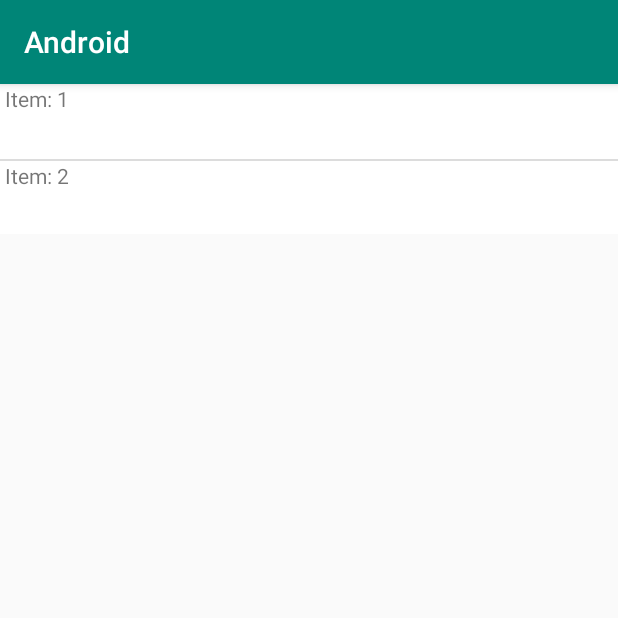
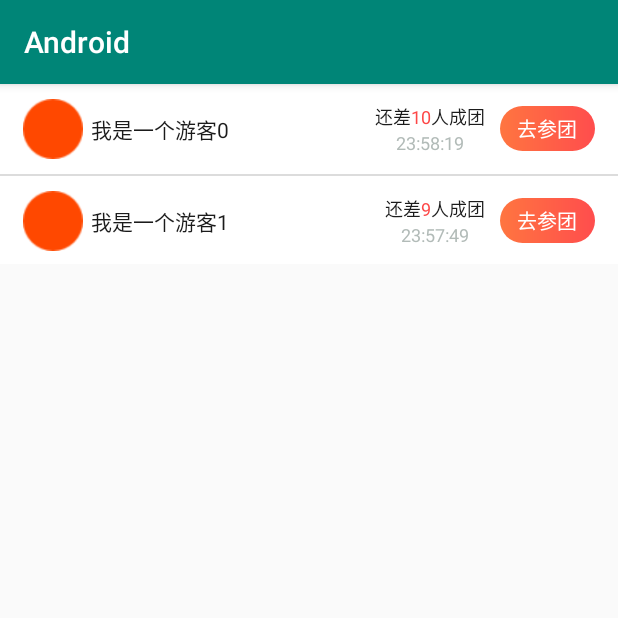
Before and after one commit to hughcoder/AndroidBasis, an Android app: the LooperActivity screen opened directly, with no data from a screen before it, on a phone screen of 412 x 824 dp, the top half of it. Run offline under Robolectric (Android 15) with nearby library versions, the light colour scheme and no system bars.

Commit message:
feat:增加循环滚动

```diff
--- a/app/src/main/java/com/hugh/basis/rvlooper/AutoPollAdapter.java
+++ b/app/src/main/java/com/hugh/basis/rvlooper/AutoPollAdapter.java
@@ -1,48 +1,158 @@
 package com.hugh.basis.rvlooper;
 
+import android.app.Activity;
+import android.graphics.Color;
+import android.os.CountDownTimer;
 import android.support.v7.widget.RecyclerView;
+import android.text.SpannableString;
+import android.text.Spanned;
+import android.text.style.ForegroundColorSpan;
 import android.view.LayoutInflater;
 import android.view.View;
 import android.view.ViewGroup;
+import android.widget.ImageView;
+import android.widget.LinearLayout;
 import android.widget.TextView;
 
+
 import com.hugh.basis.R;
+import com.hugh.basis.rvlooper.bean.GroupBookingEntity;
 
+import java.util.ArrayList;
+import java.util.HashMap;
 import java.util.List;
+import java.util.Map;
+
 
 /**
  * Created by chenyw on 2019-08-15.
  */
 public class AutoPollAdapter extends RecyclerView.Adapter<AutoPollAdapter.BaseViewHolder> {
-    private final List<String> mData;
+    HashMap<String, CountDownTimer> timerMap = new HashMap<>();
+    ArrayList<String> timerKeyList = new ArrayList<>();
+    private List<GroupBookingEntity> mData;
 
-    public AutoPollAdapter(List<String> list) {
+
+    public AutoPollAdapter(List<GroupBookingEntity> list) {
         this.mData = list;
     }
 
     @Override
     public BaseViewHolder onCreateViewHolder(ViewGroup parent, int viewType) {
-        View view = LayoutInflater.from(parent.getContext()).inflate(R.layout.item_auto_poll, parent, false);
+        View view = LayoutInflater.from(parent.getContext()).inflate(R.layout.item_group_booking_vh, parent, false);
         BaseViewHolder holder = new BaseViewHolder(view);
         return holder;
     }
 
     @Override
-    public void onBindViewHolder(BaseViewHolder holder, int position) {
-        String data = mData.get(position % mData.size());
-        holder.tv.setText(data);
+    public void onBindViewHolder(final BaseViewHolder holder, final int position) {
+        final GroupBookingEntity data = mData.get(position % mData.size());
+        holder.mTvName.setText(data.nickname);
+        String allPeople = data.collage_people;
+        String nowPeople = data.now_people;
+        int leavePeople = Integer.valueOf(allPeople) - Integer.valueOf(nowPeople);
+        long currenTime = Long.parseLong(data.current_time);
+        long endTime = Long.parseLong(data.end_time);
+        long seconds = endTime - currenTime;
+        final String mCollageId = data.id;
+
+        holder.mLayoutGoGourp.setOnClickListener(new View.OnClickListener() {
+            @Override
+            public void onClick(View v) {
+                //去参团
+            }
+        });
+        SpannableString spannableString = new SpannableString("还差" + leavePeople + "人成团");
+        spannableString.setSpan(new ForegroundColorSpan(Color.parseColor("#FFFD4747")), 2, spannableString.length() - 3, Spanned.SPAN_EXCLUSIVE_EXCLUSIVE);
+
+        holder.mTvleaveMembers.setText(spannableString);
+        String id = data.id;
+        if (!timerKeyList.contains(id)) {
+            timerKeyList.add(id);
+        }
+
+        // -----一开始初始化数据
+
+        if (holder.countDownTimer != null) {
+            holder.countDownTimer.cancel();
+        }
+        holder.countDownTimer = new CountDownTimer(seconds * 1000, 1000) {
+            public void onTick(long l) {
+                holder.mTvCountDown.setText(getTimeStr(l));
+            }
+
+            public void onFinish() {
+                //倒计时结束
+//                holder.timeTv.setText("00:00");
+            }
+        }.start();
+        timerMap.put(id, holder.countDownTimer);
     }
+
+    private String getTimeStr(long l) {
+        long day = l / (1000 * 24 * 60 * 60); //单位天
+        long hour = (l - day * (1000 * 24 * 60 * 60)) / (1000 * 60 * 60); //单位时
+        long minute = (l - day * (1000 * 24 * 60 * 60) - hour * (1000 * 60 * 60)) / (1000 * 60); //单位分
+        long second = (l - day * (1000 * 24 * 60 * 60) - hour * (1000 * 60 * 60) - minute * (1000 * 60)) / 1000;//单位秒
+
+        String hourStr = String.valueOf(hour);
+        if (hourStr.length() == 1) {
+            hourStr = "0" + hourStr;
+        }
+        String minStr = String.valueOf(minute);
+        if (minStr.length() == 1) {
+            minStr = "0" + minStr;
+        }
+        String secondStr = String.valueOf(second);
+        if (secondStr.length() == 1) {
+            secondStr = "0" + secondStr;
+        }
+        //如果day为0的时候天不显示
+        if (day == 0) {
+            return hourStr + ":" + minStr + ":" + secondStr;
+        } else {
+            return day + "天" + " " + hourStr + ":" + minStr + ":" + secondStr;
+        }
+    }
+
 
     @Override
     public int getItemCount() {
         return Integer.MAX_VALUE;
     }
 
-    class BaseViewHolder extends RecyclerView.ViewHolder{
-        TextView tv;
-        public BaseViewHolder(View itemView) {
-            super(itemView);
-            tv = itemView.findViewById(R.id.tv_content);
+
+    public void onDestroy() {
+        for (int i = 0; i < timerKeyList.size(); i++) {
+            if (timerKeyList.get(i) != null) {
+                if (timerMap.get(timerKeyList.get(i)) != null) {
+                    CountDownTimer timer = timerMap.get(timerKeyList.get(i));
+                    if (timer != null) {
+                        timer.cancel();
+                    }
+                }
+            }
         }
     }
+
+
+    class BaseViewHolder extends RecyclerView.ViewHolder {
+        private TextView mTvCountDown;
+        private ImageView mIvAvator;
+        private TextView mTvName;
+        private TextView mTvleaveMembers;
+        private LinearLayout mLayoutGoGourp;
+        private CountDownTimer countDownTimer;
+
+        public BaseViewHolder(View view) {
+            super(view);
+            mIvAvator = view.findViewById(R.id.iv_avator);
+            mTvName = view.findViewById(R.id.tv_name);
+            mTvleaveMembers = view.findViewById(R.id.tv_leave_book);
+            mTvCountDown = view.findViewById(R.id.tv_count_down);
+            mLayoutGoGourp = view.findViewById(R.id.layout_go_group);
+        }
+    }
+
+
 }
--- a/app/src/main/java/com/hugh/basis/rvlooper/AutoPollRecyclerView.java
+++ b/app/src/main/java/com/hugh/basis/rvlooper/AutoPollRecyclerView.java
@@ -4,7 +4,6 @@
 import android.support.annotation.Nullable;
 import android.support.v7.widget.RecyclerView;
 import android.util.AttributeSet;
-import android.util.Log;
 import android.view.MotionEvent;
 
 import java.lang.ref.WeakReference;
@@ -63,16 +62,11 @@
     public boolean onTouchEvent(MotionEvent e) {
         switch (e.getAction()) {
             case MotionEvent.ACTION_DOWN:
-                if (running)
-                    stop();
-                break;
             case MotionEvent.ACTION_UP:
             case MotionEvent.ACTION_CANCEL:
             case MotionEvent.ACTION_OUTSIDE:
-                if (canRun)
-                    start();
                 break;
         }
-        return super.onTouchEvent(e);
+        return false;
     }
 }
--- a/app/src/main/java/com/hugh/basis/rvlooper/LooperActivity.java
+++ b/app/src/main/java/com/hugh/basis/rvlooper/LooperActivity.java
@@ -7,6 +7,7 @@
 import android.support.v7.widget.LinearLayoutManager;
 
 import com.hugh.basis.R;
+import com.hugh.basis.rvlooper.bean.GroupBookingEntity;
 
 import java.util.ArrayList;
 import java.util.List;
@@ -17,22 +18,35 @@
 public class LooperActivity extends AppCompatActivity {
 
     private AutoPollRecyclerView mRecyclerView;
+    private List<GroupBookingEntity> list = new ArrayList<>();
+    private AutoPollAdapter mAdapter;
 
     @Override
     protected void onCreate(Bundle savedInstanceState) {
         super.onCreate(savedInstanceState);
         setContentView(R.layout.activity_looper_rv);
+        initData();
         initView();
     }
+
+    private void initData() {
+        for (int i = 0; i < 5; i++) {
+            GroupBookingEntity entity = new GroupBookingEntity();
+            entity.nickname = "我是一个游客"+i;
+            entity.collage_people = "10";
+            entity.now_people = i+"";
+            entity.end_time = "86400";
+            entity.current_time =(100+i*30)+"";
+            entity.id="id"+i;
+            list.add(entity);
+        }
+    }
+
     private void initView() {
         mRecyclerView = (AutoPollRecyclerView) findViewById(R.id.rv_recycleView);
-        List<String> list = new ArrayList<>();
-        for (int i = 0; i < 5; ) {
-            list.add(" Item: " + ++i);
-        }
-        AutoPollAdapter adapter = new AutoPollAdapter(list);
+        mAdapter = new AutoPollAdapter(list);
         mRecyclerView.addItemDecoration(new DividerItemDecoration(this, DividerItemDecoration.VERTICAL));
-        mRecyclerView.setAdapter(adapter);
+        mRecyclerView.setAdapter(mAdapter);
         LinearLayoutManager linearLayoutManager = new LinearLayoutManager(this);
         mRecyclerView.setLayoutManager(linearLayoutManager);
         mRecyclerView.start();
@@ -41,8 +55,11 @@
     @Override
     protected void onDestroy() {
         super.onDestroy();
-        if(null != mRecyclerView){
+        if (null != mRecyclerView) {
             mRecyclerView.stop();
+        }
+        if(mAdapter!=null){
+            mAdapter.onDestroy();
         }
     }
 }
--- /dev/null
+++ b/app/src/main/java/com/hugh/basis/rvlooper/bean/GroupBookingEntity.java
@@ -0,0 +1,15 @@
+package com.hugh.basis.rvlooper.bean;
+
+import java.io.Serializable;
+
+/**
+ * Created by chenyw on 2019-08-16.
+ */
+public class GroupBookingEntity implements  Serializable {
+    public String id;
+    public String now_people;
+    public String end_time;
+    public String collage_people;
+    public String nickname;
+    public String current_time;
+}
--- /dev/null
+++ b/app/src/main/res/drawable/btn_gourp_go.xml
@@ -0,0 +1,13 @@
+<?xml version="1.0" encoding="utf-8"?>
+<shape xmlns:android="http://schemas.android.com/apk/res/android" >
+
+
+    <corners
+        android:radius="15dp" />
+
+    <gradient
+        android:startColor="#FFFF7540"
+        android:endColor="#FFFF4D4D"
+        />
+
+</shape>
--- a/app/src/main/res/layout/activity_looper_rv.xml
+++ b/app/src/main/res/layout/activity_looper_rv.xml
@@ -7,5 +7,5 @@
     <com.hugh.basis.rvlooper.AutoPollRecyclerView
         android:id="@+id/rv_recycleView"
         android:layout_width="match_parent"
-        android:layout_height="100dp"/>
+        android:layout_height="120dp"/>
 </LinearLayout>
--- /dev/null
+++ b/app/src/main/res/layout/item_group_booking_vh.xml
@@ -0,0 +1,79 @@
+<?xml version="1.0" encoding="utf-8"?>
+<RelativeLayout xmlns:android="http://schemas.android.com/apk/res/android"
+    xmlns:app="http://schemas.android.com/apk/res-auto"
+    android:layout_width="match_parent"
+    android:layout_height="60dp"
+    android:orientation="horizontal"
+    android:background="#FFFFFF"
+    >
+
+
+    <ImageView
+        android:background="@drawable/image1"
+        android:layout_centerVertical="true"
+        android:id="@+id/iv_avator"
+        android:layout_width="40dp"
+        android:layout_height="40dp"
+        android:layout_marginLeft="15dp" />
+
+
+    <TextView
+        android:id="@+id/tv_name"
+        android:layout_width="100dp"
+        android:layout_height="wrap_content"
+        android:layout_centerVertical="true"
+        android:layout_marginLeft="5dp"
+        android:layout_toRightOf="@+id/iv_avator"
+        android:text="廖霞"
+        android:textColor="#ff1b1b1b"
+        android:textSize="14sp"
+        android:singleLine="true"
+        android:ellipsize="end"
+        />
+
+    <LinearLayout
+        android:layout_width="wrap_content"
+        android:layout_height="wrap_content"
+        android:layout_centerVertical="true"
+        android:layout_marginRight="10dp"
+        android:layout_toLeftOf="@+id/layout_go_group"
+        android:gravity="center"
+        android:orientation="vertical">
+
+        <TextView
+            android:id="@+id/tv_leave_book"
+            android:layout_width="wrap_content"
+            android:layout_height="wrap_content"
+            android:text="还差1人成团"
+            android:textColor="#ff1b1b1b"
+            android:textSize="12sp" />
+
+        <TextView
+            android:id="@+id/tv_count_down"
+            android:layout_width="wrap_content"
+            android:layout_height="wrap_content"
+            android:text="哈哈哈"
+            android:textColor="#ffb2bbb8"
+            android:textSize="12sp" />
+    </LinearLayout>
+
+    <LinearLayout
+        android:id="@+id/layout_go_group"
+        android:layout_width="63dp"
+        android:layout_height="30dp"
+        android:layout_alignParentRight="true"
+        android:layout_centerVertical="true"
+        android:layout_marginRight="15dp"
+        android:background="@drawable/btn_gourp_go"
+        android:gravity="center">
+
+        <TextView
+            android:layout_width="wrap_content"
+            android:layout_height="wrap_content"
+            android:text="去参团"
+            android:textColor="#ffffffff"
+            android:textSize="13sp" />
+    </LinearLayout>
+
+
+</RelativeLayout>
```
Also changed, not shown: 1 other file.
